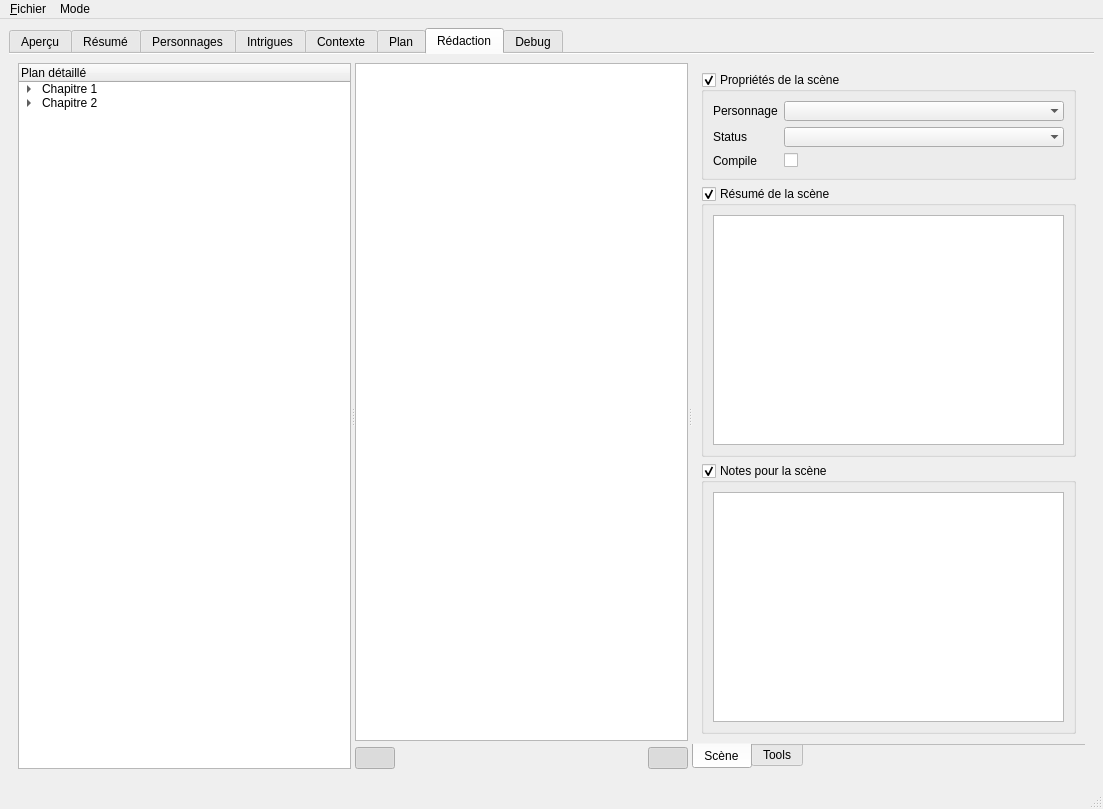
Qt form src/ui/mainWindow.ui (olivierkes/manuskript) before a commit.
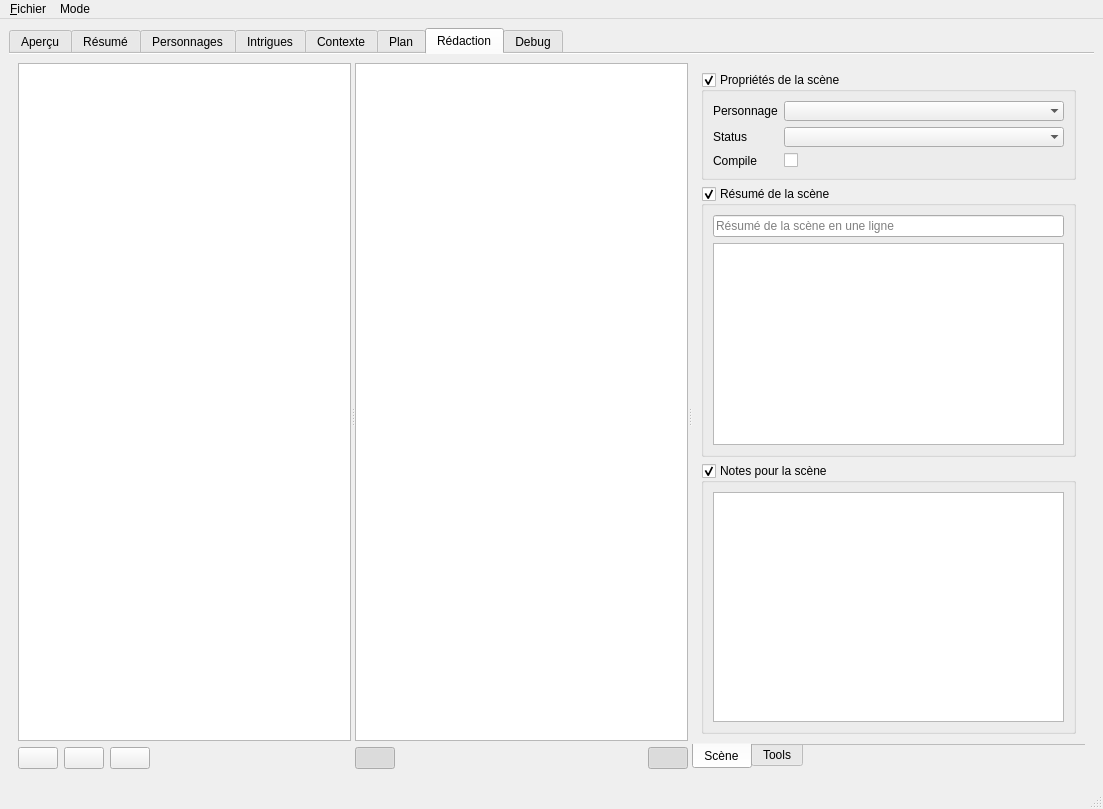
The same form after that commit. The open tabs and pages were chosen to show the change. Icons and pictures are not drawn. Custom widgets are drawn as their Qt base class.

Commit message: Outline is almost here

Patch:
```diff
--- a/src/ui/mainWindow.ui
+++ b/src/ui/mainWindow.ui
@@ -1468,52 +1468,68 @@
           <property name="orientation">
            <enum>Qt::Horizontal</enum>
           </property>
-          <widget class="QWidget" name="">
+          <widget class="QWidget" name="layoutWidget">
            <layout class="QVBoxLayout" name="verticalLayout_19">
             <item>
-             <widget class="QTreeWidget" name="treeWidget_4">
-              <column>
-               <property name="text">
-                <string>Plan détaillé</string>
-               </property>
-              </column>
-              <item>
-               <property name="text">
-                <string>Chapitre 1</string>
-               </property>
-               <item>
-                <property name="text">
-                 <string>Scène 1</string>
-                </property>
-               </item>
-               <item>
-                <property name="text">
-                 <string>Scène 2</string>
-                </property>
-               </item>
-               <item>
-                <property name="text">
-                 <string>Scène 3</string>
-                </property>
-               </item>
-              </item>
-              <item>
-               <property name="text">
-                <string>Chapitre 2</string>
-               </property>
-               <item>
-                <property name="text">
-                 <string>Scène 1</string>
-                </property>
-               </item>
-               <item>
-                <property name="text">
-                 <string>Scène 2</string>
-                </property>
-               </item>
-              </item>
+             <widget class="QTreeView" name="treeRedacOutline">
+              <property name="dragDropMode">
+               <enum>QAbstractItemView::DragDrop</enum>
+              </property>
              </widget>
             </item>
+            <item>
+             <layout class="QHBoxLayout" name="horizontalLayout_31">
+              <item>
+               <widget class="QPushButton" name="btnRedacAddFolder">
+                <property name="text">
+                 <string/>
+                </property>
+                <property name="icon">
+                 <iconset theme="folder-new">
+                  <normaloff/>
+                 </iconset>
+                </property>
+               </widget>
+              </item>
+              <item>
+               <widget class="QPushButton" name="btnRedacAddScene">
+                <property name="text">
+                 <string/>
+                </property>
+                <property name="icon">
+                 <iconset theme="document-new">
+                  <normaloff/>
+                 </iconset>
+                </property>
+               </widget>
+              </item>
+              <item>
+               <widget class="QPushButton" name="btnRedacRemoveItem">
+                <property name="text">
+                 <string/>
+                </property>
+                <property name="icon">
+                 <iconset theme="list-remove">
+                  <normaloff/>
+                 </iconset>
+                </property>
+               </widget>
+              </item>
+              <item>
+               <spacer name="horizontalSpacer_7">
+                <property name="orientation">
+                 <enum>Qt::Horizontal</enum>
+                </property>
+                <property name="sizeHint" stdset="0">
+                 <size>
+                  <width>40</width>
+                  <height>20</height>
+                 </size>
+                </property>
+               </spacer>
+              </item>
+             </layout>
+            </item>
            </layout>
           </widget>
           <widget class="QWidget" name="layoutWidget">
@@ -1664,7 +1680,14 @@
                </property>
                <layout class="QVBoxLayout" name="verticalLayout_22">
                 <item>
-                 <widget class="QPlainTextEdit" name="plainTextEdit_3"/>
+                 <widget class="QLineEdit" name="txtRedacSummarySentance">
+                  <property name="placeholderText">
+                   <string>Résumé de la scène en une ligne</string>
+                  </property>
+                 </widget>
+                </item>
+                <item>
+                 <widget class="QPlainTextEdit" name="txtRedacSummaryFull"/>
                 </item>
                </layout>
               </widget>
```
Left out of the diff: 97 changed lines with no effect on the pictures. The commit also changes 9 other files.
